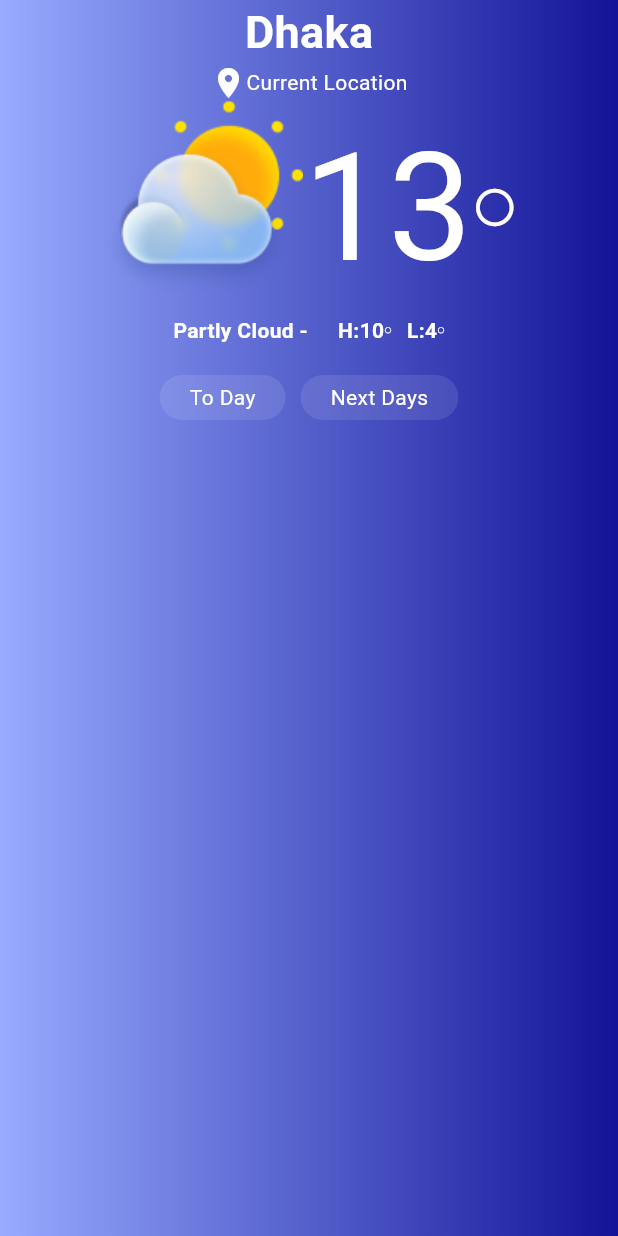
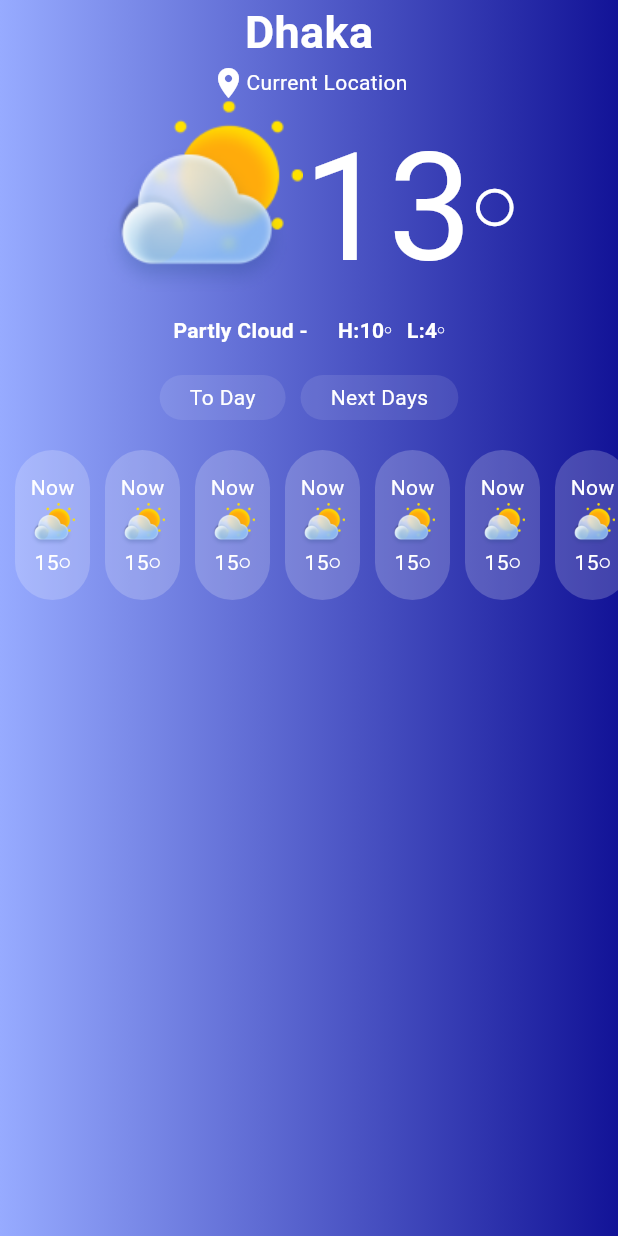
Before and after one commit to araful39/weather_app, a Flutter app: the screen it shows after launch, on a phone screen of 412 x 824 dp. Run offline on Flutter 3.47's test engine with Material 3 defaults, Android fonts, the phone set to English and light mode, and no system bars; our stand-ins replace get.

Commit message:
listview and temp card add

```diff
--- a/lib/view/home/home.dart
+++ b/lib/view/home/home.dart
@@ -1,5 +1,6 @@
 import 'package:flutter/material.dart';
 import 'package:weater_app/view/home/widget/day_button.dart';
+import 'package:weater_app/view/home/widget/temp_card.dart';
 
 class Home extends StatelessWidget {
   const Home({super.key});
@@ -128,13 +129,36 @@ class Home extends StatelessWidget {
               Row(
                 mainAxisAlignment: MainAxisAlignment.center,
                 children: [
-                  DayButton(onTap: () {  }, name: 'To Day',),
+                  DayButton(
+                    onTap: () {},
+                    name: 'To Day',
+                  ),
                   const SizedBox(
                     width: 10,
                   ),
-                   DayButton(onTap: () {  }, name: 'Next Days',),
+                  DayButton(
+                    onTap: () {},
+                    name: 'Next Days',
+                  ),
                 ],
-              )
+              ),
+              const SizedBox(
+                height: 20,
+              ),
+             Padding(
+               padding: const EdgeInsets.only(left: 10),
+               child: SizedBox(
+                 height: 100,
+                 child: ListView.builder(
+
+                   shrinkWrap: true,
+                   scrollDirection: Axis.horizontal,
+                     itemCount: 10,
+                     itemBuilder: (context,index){
+                   return   const TemperatureCard(time: 'Now', imageUrl: 'assets/cloudy.png', temp: '15',);
+                 }),
+               ),
+             )
             ],
           ),
         ),
--- /dev/null
+++ b/lib/view/home/widget/temp_card.dart
@@ -0,0 +1,48 @@
+import 'package:flutter/material.dart';
+
+class TemperatureCard extends StatelessWidget {
+  const TemperatureCard({
+    super.key, required this.time, required this.imageUrl, required this.temp,
+  });
+  final String time;
+  final String imageUrl;
+  final String temp;
+  @override
+  Widget build(BuildContext context) {
+    return Container(
+      margin: const EdgeInsets.only(right: 10),
+      padding: const EdgeInsets.all(10),
+      width: 50,
+      decoration: BoxDecoration(
+          borderRadius: BorderRadius.circular(30),
+          color: Colors.white.withOpacity(0.2)),
+      child: Column(
+        mainAxisAlignment: MainAxisAlignment.center,
+        children: [
+          Text(
+            time,
+            style: const TextStyle(color: Colors.white),
+          ),
+          Image.asset(
+            imageUrl,
+            height: 30,
+          ),
+          Row(
+            mainAxisAlignment: MainAxisAlignment.center,
+            children: [
+              Text(
+                temp,
+                style: const TextStyle(color: Colors.white),
+              ),
+              const Icon(
+                Icons.circle_outlined,
+                color: Colors.white,
+                size: 8,
+              )
+            ],
+          ),
+        ],
+      ),
+    );
+  }
+}
```
